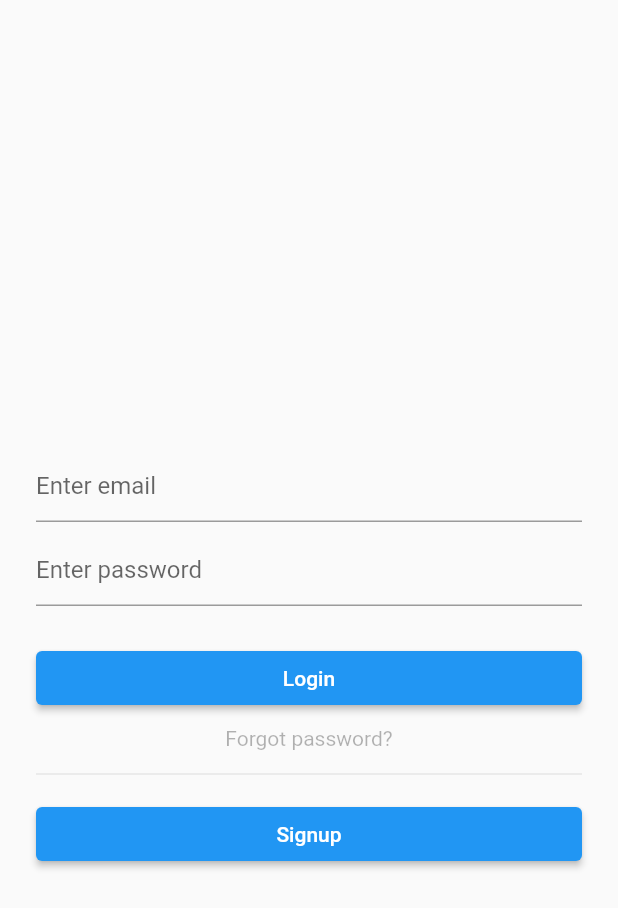
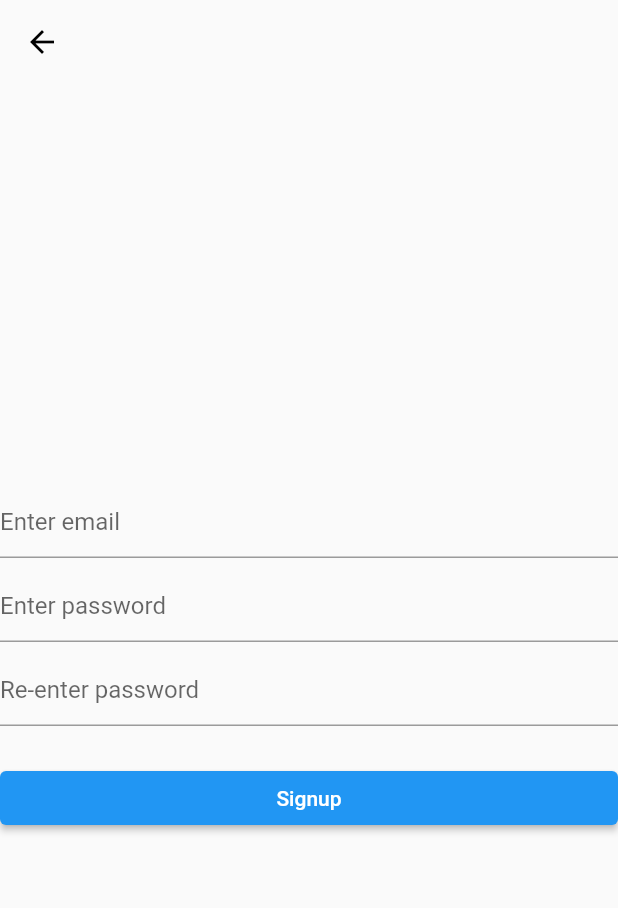
Before and after one commit to JakeSeo/flutter_practice, a Flutter app: the LoginScreen screen opened by its route, after a tap on "Signup", on a phone screen of 412 x 824 dp. Shown: the top 908 px of the screen. Run offline on Flutter 3.47's test engine with Material 2 defaults, Android fonts, the phone set to English and light mode, and no system bars; our stand-ins replace firebase_core, go_router; accounts and stored records are empty; generated files the repository leaves out were written again.

```diff
--- a/bloc_practice/lib/router/app_router.dart
+++ b/bloc_practice/lib/router/app_router.dart
@@ -1,18 +1,13 @@
-import 'package:bloc_practice/ui/login/login_screen.dart';
-import 'package:bloc_practice/ui/main/main_screen.dart';
 import 'package:go_router/go_router.dart';
+import 'package:bloc_practice/router/screens.dart';
 
 class AppRouter {
   static final router = GoRouter(
     routes: [
-      GoRoute(
-        path: '/',
-        builder: (context, state) => MainScreen(),
-      ),
-      GoRoute(
-        path: '/login',
-        builder: (context, state) => LoginScreen(),
-      ),
+      MainScreen.route,
+      LoginScreen.route,
+      ForgotPasswordScreen.route,
+      SignupScreen.route,
     ],
   );
 }
--- /dev/null
+++ b/bloc_practice/lib/router/screens.dart
@@ -0,0 +1,4 @@
+export 'package:bloc_practice/ui/main/main_screen.dart';
+export 'package:bloc_practice/ui/login/forgot_password_screen.dart';
+export 'package:bloc_practice/ui/login/login_screen.dart';
+export 'package:bloc_practice/ui/login/signup_screen.dart';
--- a/bloc_practice/lib/ui/login/login_screen.dart
+++ b/bloc_practice/lib/ui/login/login_screen.dart
@@ -1,20 +1,16 @@
-import 'package:flutter/foundation.dart';
 import 'package:flutter/material.dart';
-import 'package:flutter/services.dart';
+import 'package:go_router/go_router.dart';
 
 class LoginScreen extends StatelessWidget {
+  static GoRoute route = GoRoute(
+    path: '/login',
+    builder: (context, state) => const LoginScreen(),
+  );
+
   const LoginScreen({Key? key}) : super(key: key);
 
   void _onLogin() {
     print('_onLogin');
-  }
-
-  void _onSignup() {
-    print('_onSignup');
-  }
-
-  void _onForgotPassword() {
-    print('_onForgotPassword');
   }
 
   @override
@@ -58,7 +54,7 @@ class LoginScreen extends StatelessWidget {
               const SizedBox(height: 8),
               GestureDetector(
                 behavior: HitTestBehavior.opaque,
-                onTap: _onForgotPassword,
+                onTap: () => context.push('/forgot_password'),
                 child: Row(
                   mainAxisAlignment: MainAxisAlignment.center,
                   children: [
@@ -78,12 +74,13 @@ class LoginScreen extends StatelessWidget {
                 children: [
                   Expanded(
                     child: ElevatedButton(
-                      onPressed: _onSignup,
+                      onPressed: () => context.push('/signup'),
                       child: const Text("Signup"),
                     ),
                   ),
                 ],
               ),
+              const SizedBox(height: 0),
             ],
           ),
         ),
--- /dev/null
+++ b/bloc_practice/lib/ui/login/signup_screen.dart
@@ -0,0 +1,62 @@
+import 'package:flutter/material.dart';
+import 'package:go_router/go_router.dart';
+
+class SignupScreen extends StatelessWidget {
+  static GoRoute route = GoRoute(
+    path: '/signup',
+    builder: (context, state) => const SignupScreen(),
+  );
+  const SignupScreen({super.key});
+
+  void _onSignup() {}
+
+  @override
+  Widget build(BuildContext context) {
+    return SafeArea(
+      child: Scaffold(
+        appBar: AppBar(
+          backgroundColor: Colors.transparent,
+          elevation: 0,
+          foregroundColor: Colors.black,
+        ),
+        body: Column(
+          mainAxisAlignment: MainAxisAlignment.center,
+          children: [
+            const TextField(
+              decoration: InputDecoration(
+                hintText: 'Enter email',
+              ),
+            ),
+            const SizedBox(height: 8),
+            const TextField(
+              keyboardType: TextInputType.visiblePassword,
+              obscureText: true,
+              decoration: InputDecoration(
+                hintText: 'Enter password',
+              ),
+            ),
+            const SizedBox(height: 8),
+            const TextField(
+              keyboardType: TextInputType.visiblePassword,
+              obscureText: true,
+              decoration: InputDecoration(
+                hintText: 'Re-enter password',
+              ),
+            ),
+            const SizedBox(height: 24),
+            Row(
+              children: [
+                Expanded(
+                  child: ElevatedButton(
+                    onPressed: _onSignup,
+                    child: const Text("Signup"),
+                  ),
+                ),
+              ],
+            ),
+          ],
+        ),
+      ),
+    );
+  }
+}
--- a/bloc_practice/lib/ui/main/main_screen.dart
+++ b/bloc_practice/lib/ui/main/main_screen.dart
@@ -2,6 +2,10 @@ import 'package:flutter/material.dart';
 import 'package:go_router/go_router.dart';
 
 class MainScreen extends StatefulWidget {
+  static GoRoute route = GoRoute(
+    path: '/',
+    builder: (context, state) => const MainScreen(),
+  );
   const MainScreen({Key? key}) : super(key: key);
 
   @override
```
Also changed, not shown: bloc_practice/lib/main.dart (+1 -10 lines), bloc_practice/lib/ui/login/forgot_password_screen.dart (added, +42 -0 lines).
